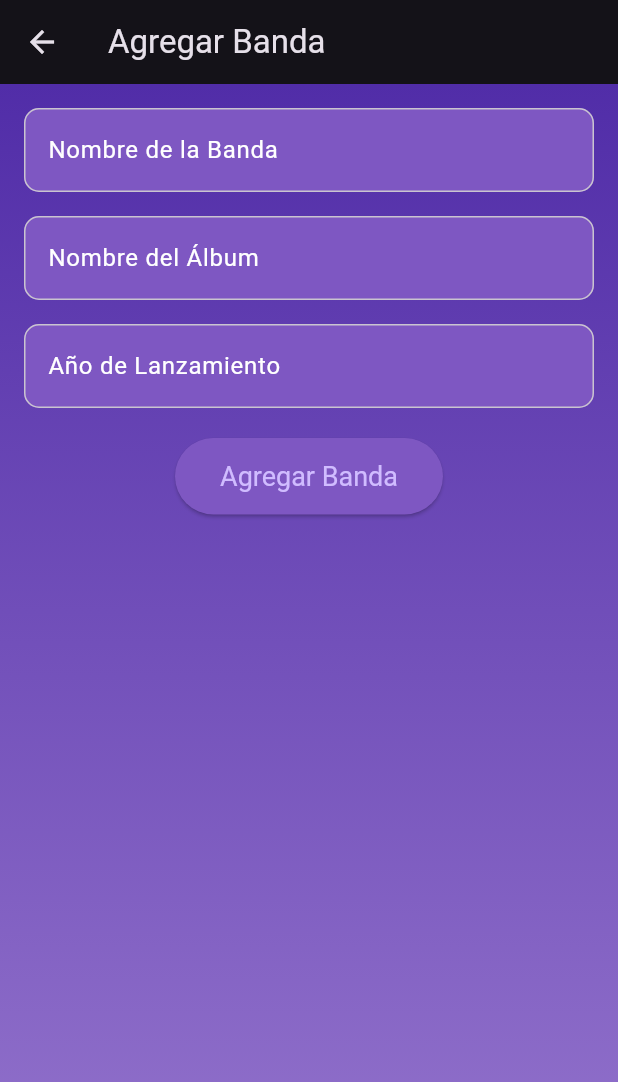
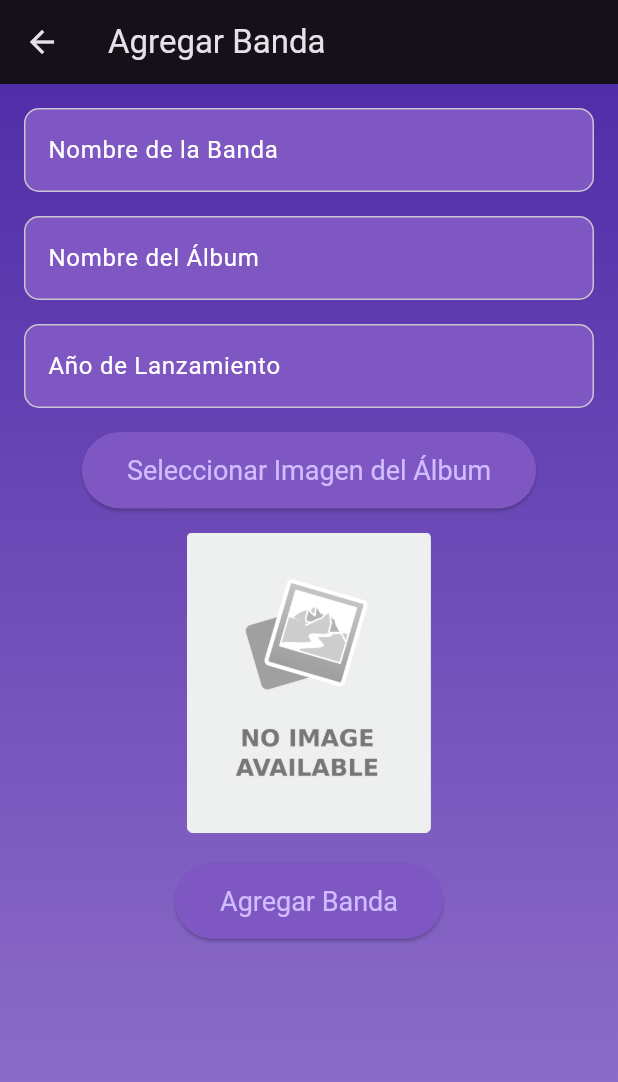
Before and after one commit to eliaslemusunah/push, a Flutter app: the screen it shows after launch, after a tap on "Agregar Banda", on a phone screen of 412 x 824 dp. Shown: the top 1082 px of the screen. Run offline on Flutter 3.47's test engine with Material 3 defaults, Android fonts, the phone set to English and light mode, and no system bars; our stand-ins replace cloud_firestore, firebase_core, firebase_storage, image_picker; accounts and stored records are empty.

Commit message:
Actualización entrega

```diff
--- a/push/lib/widgets/add_band_page.dart
+++ b/push/lib/widgets/add_band_page.dart
@@ -1,5 +1,8 @@
+import 'dart:io';
 import 'package:flutter/material.dart';
 import 'package:cloud_firestore/cloud_firestore.dart';
+import 'package:firebase_storage/firebase_storage.dart';
+import 'package:image_picker/image_picker.dart';
 
 class AddBandPage extends StatefulWidget {
   @override
@@ -11,12 +14,24 @@ class _AddBandPageState extends State<AddBandPage> {
   final TextEditingController _albumNameController = TextEditingController();
   final TextEditingController _releaseYearController = TextEditingController();
 
+  File? _albumImage;
+
   @override
   void dispose() {
     _bandNameController.dispose();
     _albumNameController.dispose();
     _releaseYearController.dispose();
     super.dispose();
+  }
+
+  Future<void> _pickAlbumImage() async {
+    final pickedImage =
+        await ImagePicker().pickImage(source: ImageSource.gallery);
+    if (pickedImage != null) {
+      setState(() {
+        _albumImage = File(pickedImage.path);
+      });
+    }
   }
 
   @override
@@ -78,16 +93,36 @@ class _AddBandPageState extends State<AddBandPage> {
                   ),
                 ),
               ),
+              SizedBox(height: 16),
+              ElevatedButton(
+                onPressed: _pickAlbumImage,
+                child: Text('Seleccionar Imagen del Álbum'),
+                style: ElevatedButton.styleFrom(
+                  backgroundColor: Colors.deepPurple.shade400,
+                  padding: EdgeInsets.symmetric(horizontal: 30, vertical: 15),
+                  textStyle: TextStyle(fontSize: 18),
+                ),
+              ),
+              SizedBox(height: 16),
+              _albumImage == null
+                  ? Image.asset(
+                      'assets/images/noimage.png',
+                      height: 200,
+                    )
+                  : Image.file(
+                      _albumImage!,
+                      height: 200,
+                    ),
               SizedBox(height: 20),
               ElevatedButton(
                 onPressed: () {
                   addBand(_bandNameController.text, _albumNameController.text,
-                      int.parse(_releaseYearController.text));
+                      int.parse(_releaseYearController.text), _albumImage);
                   Navigator.pop(context);
                 },
                 child: Text('Agregar Banda'),
                 style: ElevatedButton.styleFrom(
-                  primary: Colors.deepPurple.shade400,
+                  backgroundColor: Colors.deepPurple.shade400,
                   padding: EdgeInsets.symmetric(horizontal: 30, vertical: 15),
                   textStyle: TextStyle(fontSize: 18),
                 ),
@@ -99,14 +134,23 @@ class _AddBandPageState extends State<AddBandPage> {
     );
   }
 
-  Future<void> addBand(String bandName, String albumName, int releaseYear) async {
+  Future<void> addBand(String bandName, String albumName, int releaseYear, File? albumImage) async {
     final CollectionReference bandsRef = FirebaseFirestore.instance.collection('bands');
+    String albumImageUrl = '';
+
+    if (albumImage != null) {
+      final storageRef = FirebaseStorage.instance.ref().child('album_images/${albumName.replaceAll(' ', '_')}.jpg');
+      await storageRef.putFile(albumImage);
+      albumImageUrl = await storageRef.getDownloadURL();
+    }
+
     await bandsRef.add({
       'bandName': bandName,
       'albumName': albumName,
       'releaseYear': releaseYear,
       'votes': 0,
       'voted': false,
+      'albumImageUrl': albumImageUrl,
     });
   }
 }
--- a/push/lib/widgets/home_page.dart
+++ b/push/lib/widgets/home_page.dart
@@ -38,7 +38,7 @@ class _HomePageState extends State<HomePage> {
                 },
                 child: Text('Agregar Banda'),
                 style: ElevatedButton.styleFrom(
-                  primary: Colors.deepPurple.shade400,
+                  backgroundColor: Colors.deepPurple.shade400,
                   padding: EdgeInsets.symmetric(horizontal: 30, vertical: 15),
                   textStyle: TextStyle(fontSize: 18),
                 ),
@@ -53,7 +53,7 @@ class _HomePageState extends State<HomePage> {
                 },
                 child: Text('Ver Bandas'),
                 style: ElevatedButton.styleFrom(
-                  primary: const Color.fromARGB(255, 100, 24, 232),
+                  backgroundColor: const Color.fromARGB(255, 100, 24, 232),
                   padding: EdgeInsets.symmetric(horizontal: 30, vertical: 15),
                   textStyle: TextStyle(fontSize: 18),
                 ),
```
Also changed, not shown: push/pubspec.yaml (+7 -2 lines), push/assets/images/noimage.png (added), push/pubspec.lock, 6 other files. Lines whose indentation alone changed are shown as unchanged.
